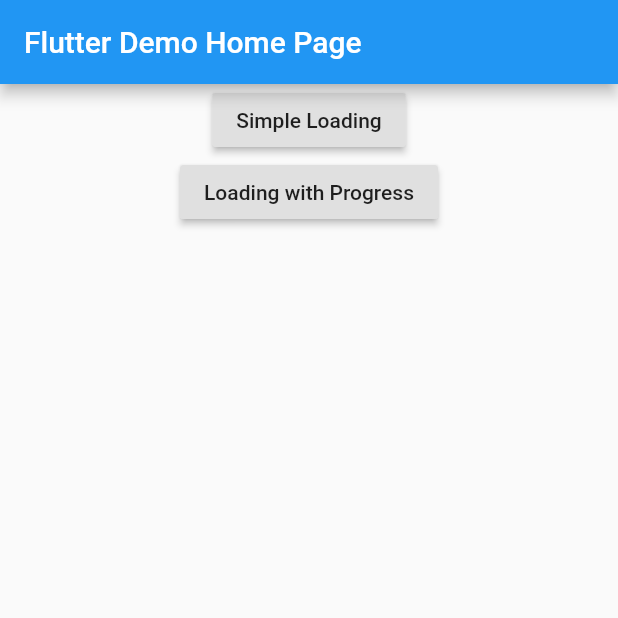
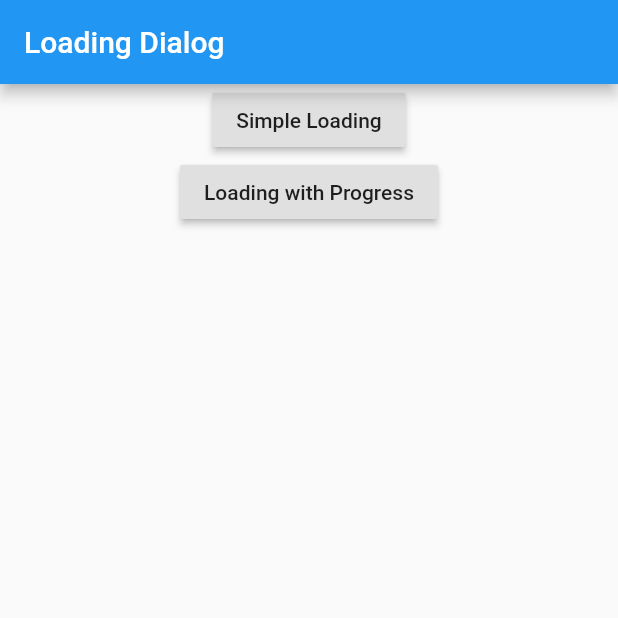
Before and after one commit to MSVCode/learn_flutter_by_example, a Flutter app: the screen it shows after launch, on a phone screen of 412 x 824 dp, the top half of it. Run offline on Flutter 3.47's test engine with Material 2 defaults, Android fonts, the phone set to English and light mode, and no system bars.

Commit message:
- Code cleanup

```diff
--- a/custom_loading_dialog/lib/main.dart
+++ b/custom_loading_dialog/lib/main.dart
@@ -6,23 +6,17 @@ import 'package:flutter/material.dart';
 void main() => runApp(MyApp());
 
 class MyApp extends StatelessWidget {
-  // This widget is the root of your application.
   @override
   Widget build(BuildContext context) {
     return MaterialApp(
-      title: 'Flutter Demo',
-      theme: ThemeData(
-        primarySwatch: Colors.blue,
-      ),
-      home: MyHomePage(title: 'Flutter Demo Home Page'),
+      title: 'Loading Dialog',
+      home: MyHomePage(),
     );
   }
 }
 
 class MyHomePage extends StatefulWidget {
-  MyHomePage({Key key, this.title}) : super(key: key);
-
-  final String title;
+  MyHomePage({Key key}) : super(key: key);
 
   @override
   _MyHomePageState createState() => _MyHomePageState();
@@ -61,7 +55,7 @@ class _MyHomePageState extends State<MyHomePage> {
   Widget build(BuildContext context) {
     return Scaffold(
       appBar: AppBar(
-          title: Text(widget.title),
+        title: Text("Loading Dialog"),
       ),
       body: Center(
         child: Column(
@@ -88,6 +82,7 @@ class _MyHomePageState extends State<MyHomePage> {
             // ),
           ],
         ),
-        ));
+      ),
+    );
   }
 }
```
Lines whose indentation alone changed are shown as unchanged.
